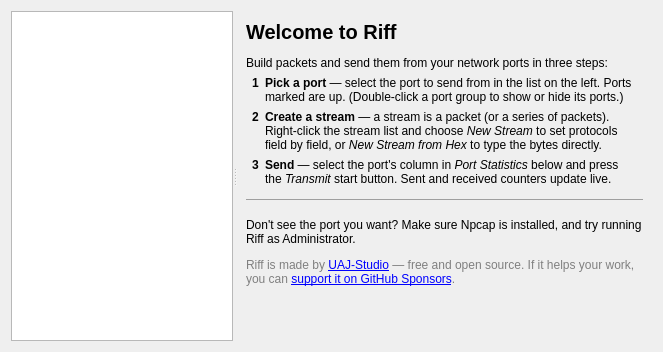
UAJ-Studio/riff, file client/portswindow.ui: the form before one commit.
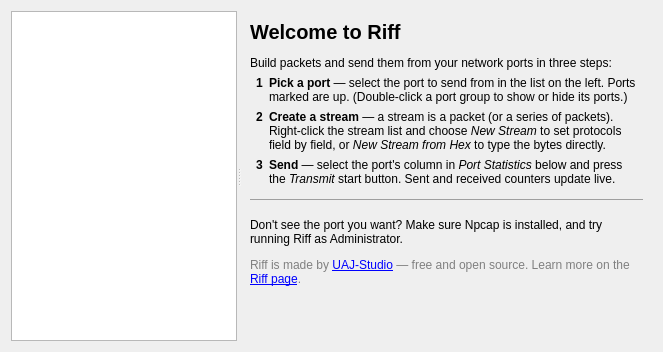
The form after the commit. The open tabs and pages were chosen to show the change. Icons and pictures are not drawn. Custom widgets are drawn as their Qt base class.

Commit message:
Riff 1.3.1: release from CI; support links to the Riff page
- version 1.3.1
- GitHub Sponsors is not approved yet: Help > Riff Page, the About box and
  the welcome screen link to uaj-studio.com/riff instead
- CI: a riff-<version> tag publishes the GitHub release (by github-actions)
  with Riff-<version>-setup.exe and Riff-setup.exe; notes in
  .github/release-notes/

```diff
--- a/client/portswindow.ui
+++ b/client/portswindow.ui
@@ -60,7 +60,7 @@
 &lt;/table&gt;
 &lt;hr/&gt;
 &lt;p&gt;Don't see the port you want? Make sure Npcap is installed, and try running Riff as Administrator.&lt;/p&gt;
-&lt;p style=&quot;color:gray;&quot;&gt;Riff is made by &lt;a href=&quot;https://uaj-studio.com&quot;&gt;UAJ-Studio&lt;/a&gt; &amp;mdash; free and open source. If it helps your work, you can &lt;a href=&quot;https://github.com/sponsors/UAJ-Studio&quot;&gt;support it on GitHub Sponsors&lt;/a&gt;.&lt;/p&gt;</string>
+&lt;p style=&quot;color:gray;&quot;&gt;Riff is made by &lt;a href=&quot;https://uaj-studio.com&quot;&gt;UAJ-Studio&lt;/a&gt; &amp;mdash; free and open source. Learn more on the &lt;a href=&quot;https://uaj-studio.com/riff&quot;&gt;Riff page&lt;/a&gt;.&lt;/p&gt;</string>
           </property>
           <property name="alignment">
            <set>Qt::AlignLeading|Qt::AlignLeft|Qt::AlignTop</set>
```
The commit also changes 7 other files.
